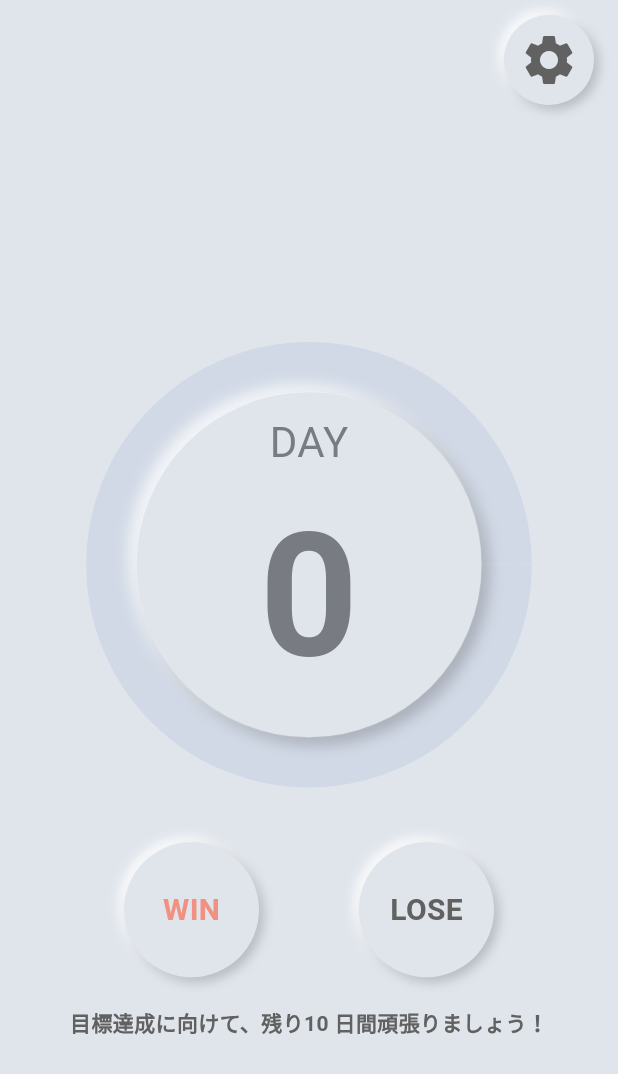
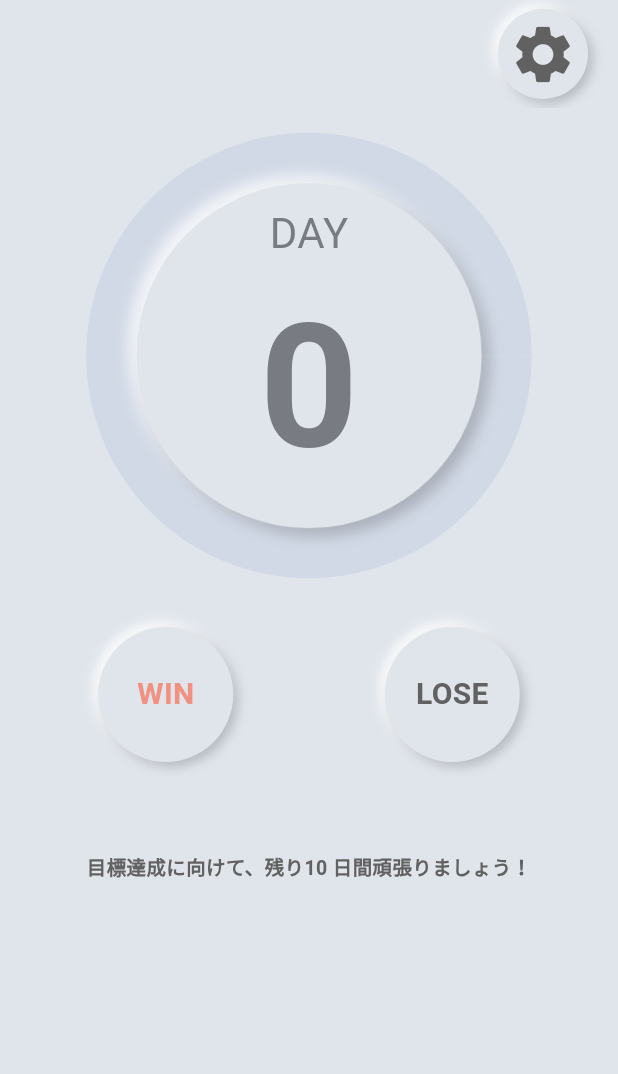
Before and after one commit to mknifish/nailgrow_flutter, a Flutter app: the HomeScreen screen opened directly, on a phone screen of 412 x 824 dp. Shown: the top 1074 px of the screen. Run offline on Flutter 3.47's test engine with Material 3 defaults, Android fonts, the phone set to English and light mode, and no system bars; our stand-ins replace firebase_core, shared_preferences; accounts and stored records are empty; generated files the repository leaves out were written again.

Commit message:
レイアウトを調整

```diff
--- a/lib/screens/home_screen.dart
+++ b/lib/screens/home_screen.dart
@@ -50,10 +50,10 @@ class _HomeScreenState extends State<HomeScreen> {
       backgroundColor: Color(0xFFE0E5EC),
       elevation: 0,
       automaticallyImplyLeading: false,
-      toolbarHeight: 80,
+      toolbarHeight: 72,
       actions: [
         Padding(
-          padding: const EdgeInsets.only(right: 16.0),
+          padding: const EdgeInsets.only(right: 20.0),
           child: _buildNeumorphicIconButton(
             icon: Icons.settings,
             onPressed: () {
@@ -74,19 +74,19 @@ class _HomeScreenState extends State<HomeScreen> {
   Widget _buildBody(BuildContext context, ProgressProvider progressProvider, double progress, int remainingDays) {
     return Center(
       child: Padding(
-        padding: const EdgeInsets.all(16.0),
+        padding: const EdgeInsets.all(0),
         child: Column(
-          mainAxisAlignment: MainAxisAlignment.center,
+          mainAxisAlignment: MainAxisAlignment.start,
           crossAxisAlignment: CrossAxisAlignment.center,
           children: [
             _buildProgressIndicator(progressProvider, progress),
-            SizedBox(height: 20),
+            SizedBox(height: 16),
             _buildActionButtons(context, progressProvider),
-            SizedBox(height: 20),
+            SizedBox(height: 60),
             Text(
               '目標達成に向けて、残り$remainingDays 日間頑張りましょう！',
               style: TextStyle(
-                fontSize: 14,
+                fontSize: 13,
                 fontWeight: FontWeight.bold,
                 color: Colors.grey[700],
               ),
@@ -193,7 +193,7 @@ class _HomeScreenState extends State<HomeScreen> {
   // WIN/LOSEボタンの行
   Widget _buildActionButtons(BuildContext context, ProgressProvider progressProvider) {
     return Row(
-      mainAxisAlignment: MainAxisAlignment.spaceEvenly,
+      mainAxisAlignment: MainAxisAlignment.center,
       children: [
         _buildNeumorphicButton(
           label: 'WIN',
@@ -202,6 +202,7 @@ class _HomeScreenState extends State<HomeScreen> {
           },
           color: Color(0xFFF09182),
         ),
+        SizedBox(width: 101),
         _buildNeumorphicButton(
           label: 'LOSE',
           onPressed: () async {
@@ -242,7 +243,7 @@ class _HomeScreenState extends State<HomeScreen> {
         child: Center(
           child: Icon(
             icon,
-            size: 40,
+            size: 46,
             color: color ?? Colors.grey[700],
           ),
         ),
```
